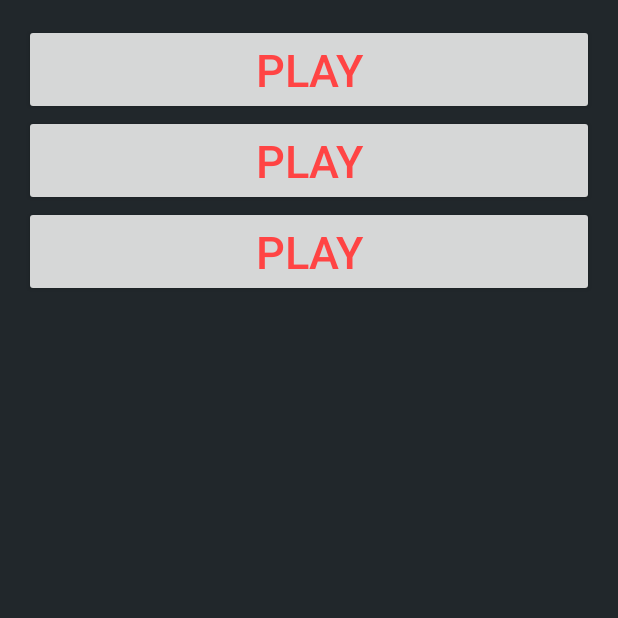
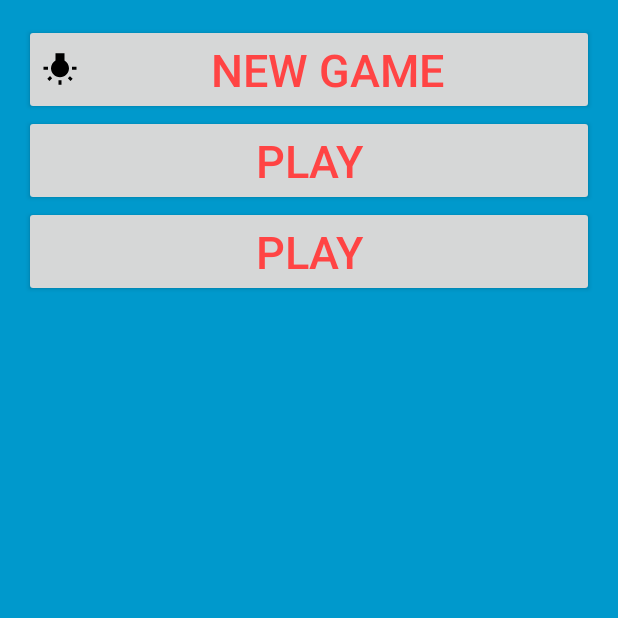
Before and after one commit to kamalverma/cache, an Android app: the HomeActivity screen opened directly, with no data from a screen before it, on a phone screen of 412 x 824 dp, the top half of it. Run offline under Robolectric (Android 15) with nearby library versions, the phone set to English and light mode, and no system bars.

```diff
--- a/app/src/main/java/eu/com/cache/HomeActivity.java
+++ b/app/src/main/java/com/memory/HomeActivity.java
@@ -1,11 +1,7 @@
-package eu.com.cache;
+package com.memory;
 
 import android.os.Bundle;
-import android.support.design.widget.FloatingActionButton;
-import android.support.design.widget.Snackbar;
 import android.support.v7.app.AppCompatActivity;
-import android.support.v7.widget.Toolbar;
-import android.view.View;
 
 public class HomeActivity extends AppCompatActivity {
 
--- a/app/src/main/java/eu/com/cache/Models/GameItem.java
+++ b/app/src/main/java/com/memory/Models/GameItem.java
@@ -1,4 +1,4 @@
-package eu.com.cache.Models;
+package com.memory.Models;
 
 /**
  * Created by Kamal on 3/17/16.
--- /dev/null
+++ b/app/src/main/res/drawable/ic_splash_icon.xml
@@ -0,0 +1,9 @@
+<vector xmlns:android="http://schemas.android.com/apk/res/android"
+        android:width="24dp"
+        android:height="24dp"
+        android:viewportWidth="24.0"
+        android:viewportHeight="24.0">
+    <path
+        android:fillColor="#FF000000"
+        android:pathData="M3.55,18.54l1.41,1.41 1.79,-1.8 -1.41,-1.41 -1.79,1.8zM11,22.45h2L13,19.5h-2v2.95zM4,10.5L1,10.5v2h3v-2zM15,6.31L15,1.5L9,1.5v4.81C7.21,7.35 6,9.28 6,11.5c0,3.31 2.69,6 6,6s6,-2.69 6,-6c0,-2.22 -1.21,-4.15 -3,-5.19zM20,10.5v2h3v-2h-3zM17.24,18.16l1.79,1.8 1.41,-1.41 -1.8,-1.79 -1.4,1.4z"/>
+</vector>
--- a/app/src/main/res/layout/activity_game.xml
+++ b/app/src/main/res/layout/activity_game.xml
@@ -5,7 +5,7 @@
     android:layout_height="match_parent"
     android:fitsSystemWindows="true"
     android:background="@color/material_blue_grey_950"
-    tools:context="eu.com.cache.GameActivity">
+    tools:context="com.memory.GameActivity">
 
     <android.support.v7.widget.RecyclerView
         android:layout_width="match_parent"
--- a/app/src/main/res/layout/content_home.xml
+++ b/app/src/main/res/layout/content_home.xml
@@ -6,16 +6,17 @@
     android:paddingLeft="@dimen/activity_horizontal_margin"
     android:paddingRight="@dimen/activity_horizontal_margin"
     android:paddingTop="@dimen/activity_vertical_margin"
-    android:background="@color/material_blue_grey_950"
+    android:background="@android:color/holo_blue_dark"
     android:orientation="vertical"
   >
     <Button
         android:layout_width="match_parent"
         android:layout_height="wrap_content"
-        android:text="Play"
+        android:text="New Game"
+        android:drawableLeft="@drawable/ic_splash_icon"
         android:textSize="30sp"
         android:textColor="@android:color/holo_red_light"
-        android:id="@+id/btn_play"
+        android:id="@+id/btn_play1"
         />
     <Button
         android:layout_width="match_parent"
@@ -23,7 +24,7 @@
         android:text="Play"
         android:textSize="30sp"
         android:textColor="@android:color/holo_red_light"
-        android:id="@+id/btn_play"
+        android:id="@+id/btn_play2"
         />
     <Button
         android:layout_width="match_parent"
@@ -31,7 +32,7 @@
         android:text="Play"
         android:textSize="30sp"
         android:textColor="@android:color/holo_red_light"
-        android:id="@+id/btn_play"
+        android:id="@+id/btn_play3"
         />
 
 </LinearLayout>
--- a/app/src/main/res/menu/menu_game.xml
+++ b/app/src/main/res/menu/menu_game.xml
@@ -1,7 +1,7 @@
 <menu xmlns:android="http://schemas.android.com/apk/res/android"
     xmlns:app="http://schemas.android.com/apk/res-auto"
     xmlns:tools="http://schemas.android.com/tools"
-    tools:context="eu.com.cache.GameActivity">
+    tools:context="com.memory.GameActivity">
     <item
         android:id="@+id/action_settings"
         android:orderInCategory="100"
--- a/app/src/main/res/values/strings.xml
+++ b/app/src/main/res/values/strings.xml
@@ -1,5 +1,5 @@
 <resources>
-    <string name="app_name">Cache</string>
+    <string name="app_name">Memory Booster</string>
     <string name="action_settings">Settings</string>
     <string name="title_activity_splash">SplashActivity</string>
     <string name="title_activity_home">HomeActivity</string>
--- a/build.gradle
+++ b/build.gradle
@@ -5,7 +5,7 @@ buildscript {
         jcenter()
     }
     dependencies {
-        classpath 'com.android.tools.build:gradle:1.5.0'
+        classpath 'com.android.tools.build:gradle:2.1.0'
 
         // NOTE: Do not place your application dependencies here; they belong
         // in the individual module build.gradle files
```
Also changed, not shown: app/build.gradle (+5 -5 lines), app/src/main/AndroidManifest.xml (+4 -4 lines), app/src/main/java/com/memory/GameActivity.java (renamed from app/src/main/java/eu/com/cache/GameActivity.java, +2 -9 lines), app/src/main/java/com/memory/SplashActivity.java (renamed from app/src/main/java/eu/com/cache/SplashActivity.java, +3 -6 lines), app/src/main/res/layout/content_splash.xml (+6 -5 lines), gradle/wrapper/gradle-wrapper.properties, 4 other files.
